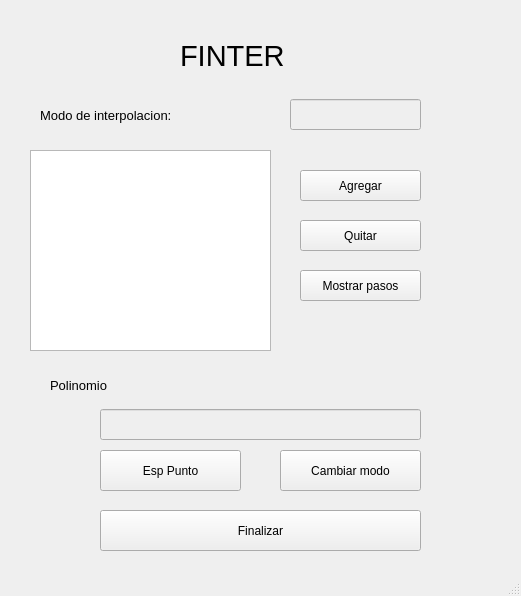
Before: the Qt Designer form interface.ui in alangadiel/TP-MatSup-2c-2019, drawn with Qt 5.
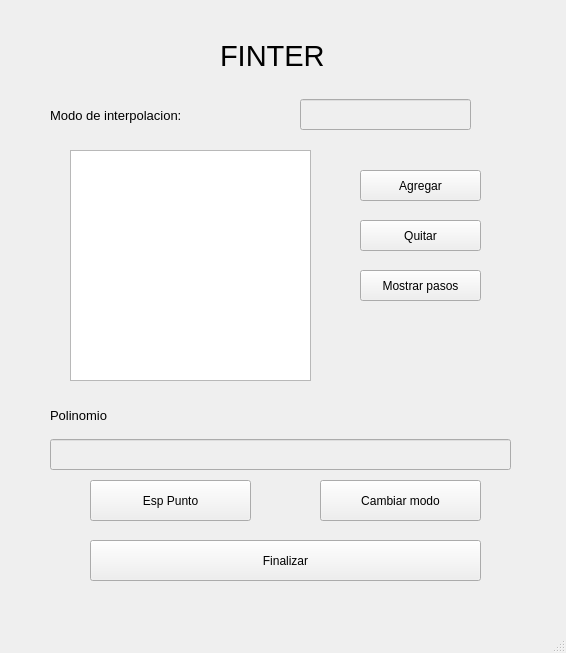
After: the same form once the commit is applied.

Patch:
```diff
--- a/interface.ui
+++ b/interface.ui
@@ -6,8 +6,8 @@
    <rect>
     <x>0</x>
     <y>0</y>
-    <width>521</width>
-    <height>596</height>
+    <width>566</width>
+    <height>653</height>
    </rect>
   </property>
   <property name="windowTitle">
@@ -17,7 +17,7 @@
    <widget class="QLabel" name="label">
     <property name="geometry">
      <rect>
-      <x>180</x>
+      <x>220</x>
       <y>30</y>
       <width>191</width>
       <height>51</height>
@@ -38,7 +38,7 @@
    <widget class="QLabel" name="label_2">
     <property name="geometry">
      <rect>
-      <x>40</x>
+      <x>50</x>
       <y>100</y>
       <width>211</width>
       <height>31</height>
@@ -59,9 +59,9 @@
     </property>
     <property name="geometry">
      <rect>
-      <x>290</x>
+      <x>300</x>
       <y>99</y>
-      <width>131</width>
+      <width>171</width>
       <height>31</height>
      </rect>
     </property>
@@ -69,7 +69,7 @@
    <widget class="QPushButton" name="agregar">
     <property name="geometry">
      <rect>
-      <x>300</x>
+      <x>360</x>
       <y>170</y>
       <width>121</width>
       <height>31</height>
@@ -82,7 +82,7 @@
    <widget class="QPushButton" name="quitar">
     <property name="geometry">
      <rect>
-      <x>300</x>
+      <x>360</x>
       <y>220</y>
       <width>121</width>
       <height>31</height>
@@ -95,7 +95,7 @@
    <widget class="QPushButton" name="mostrarPasos">
     <property name="geometry">
      <rect>
-      <x>300</x>
+      <x>360</x>
       <y>270</y>
       <width>121</width>
       <height>31</height>
@@ -109,7 +109,7 @@
     <property name="geometry">
      <rect>
       <x>50</x>
-      <y>370</y>
+      <y>400</y>
       <width>131</width>
       <height>31</height>
      </rect>
@@ -129,9 +129,9 @@
     </property>
     <property name="geometry">
      <rect>
-      <x>100</x>
-      <y>409</y>
-      <width>321</width>
+      <x>50</x>
+      <y>439</y>
+      <width>461</width>
       <height>31</height>
      </rect>
     </property>
@@ -139,9 +139,9 @@
    <widget class="QPushButton" name="especializarPunto">
     <property name="geometry">
      <rect>
-      <x>100</x>
-      <y>450</y>
-      <width>141</width>
+      <x>90</x>
+      <y>480</y>
+      <width>161</width>
       <height>41</height>
      </rect>
     </property>
@@ -152,9 +152,9 @@
    <widget class="QPushButton" name="cambiarModo">
     <property name="geometry">
      <rect>
-      <x>280</x>
-      <y>450</y>
-      <width>141</width>
+      <x>320</x>
+      <y>480</y>
+      <width>161</width>
       <height>41</height>
      </rect>
     </property>
@@ -165,9 +165,9 @@
    <widget class="QPushButton" name="finalizar">
     <property name="geometry">
      <rect>
-      <x>100</x>
-      <y>510</y>
-      <width>321</width>
+      <x>90</x>
+      <y>540</y>
+      <width>391</width>
       <height>41</height>
      </rect>
     </property>
@@ -178,10 +178,10 @@
    <widget class="QTableWidget" name="tableWidget">
     <property name="geometry">
      <rect>
-      <x>30</x>
+      <x>70</x>
       <y>150</y>
       <width>241</width>
-      <height>201</height>
+      <height>231</height>
      </rect>
     </property>
    </widget>
```
